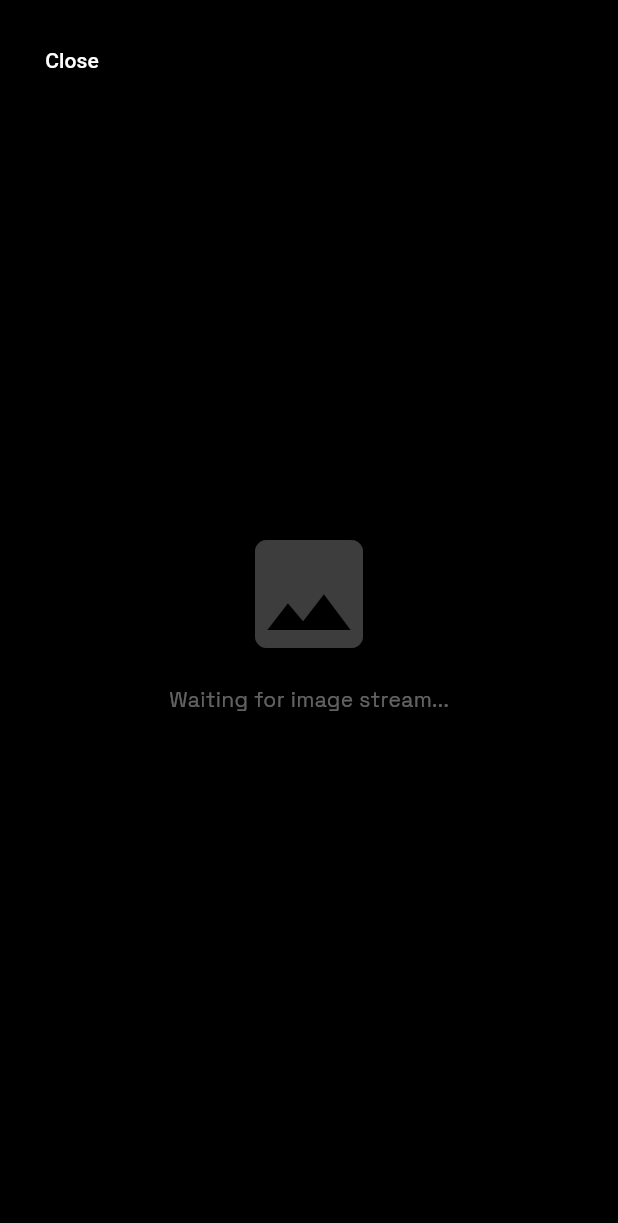
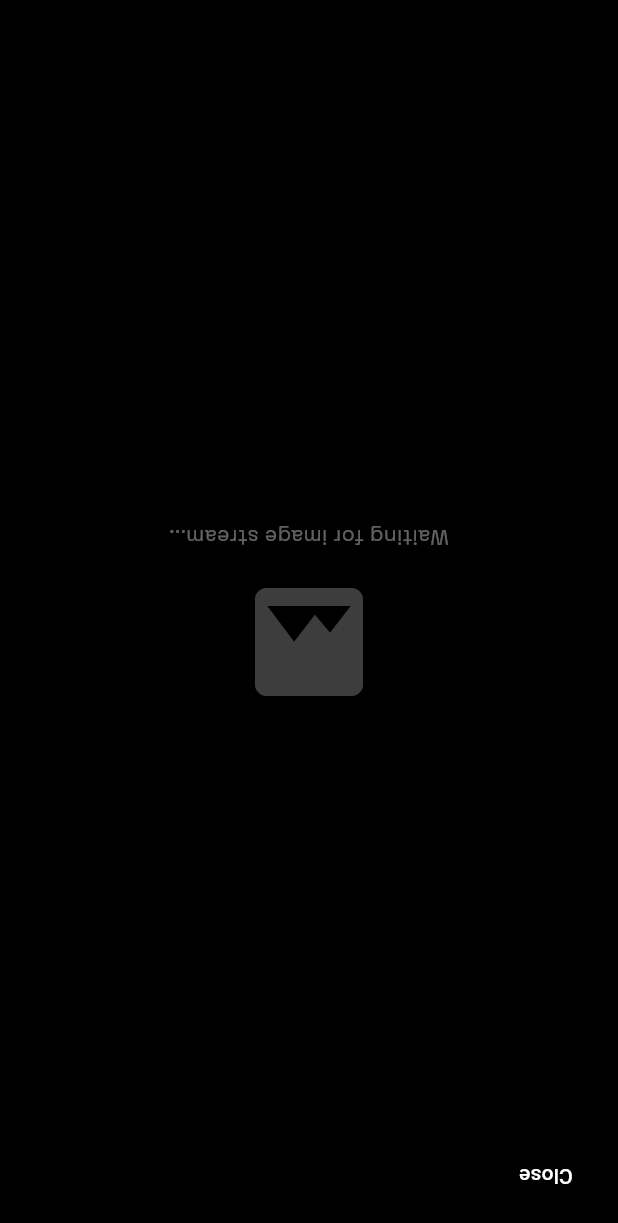
Before and after one commit to jerin77777/ebike, a Flutter app: the StreamViewWrapper widget shown alone on an empty page, opened directly, on a phone screen of 412 x 824 dp. Shown: the top 1223 px of the screen. Run offline on Flutter 3.47's test engine with Material 3 defaults, Android fonts, the phone set to English and light mode, and no system bars; our stand-ins replace google_fonts, rive, shelf; missing offline and left inert: rpi_gpio, shelf_router, window_manager.

```diff
--- a/lib/main.dart
+++ b/lib/main.dart
@@ -272,7 +272,6 @@ class _InterfaceState extends State<Interface> {
   // Selected tab state
   String _selectedTab = 'SPORT';
 
-
   // Show stream/fullscreen image
   bool _showStream = false;
 
@@ -330,7 +329,9 @@ class _InterfaceState extends State<Interface> {
     // Listen to Raspberry Pi light beam state
     try {
       lightController.stream.listen((String mode) {
-        final LightBeam next = (mode == 'high_beam') ? LightBeam.high : LightBeam.low;
+        final LightBeam next = (mode == 'high_beam')
+            ? LightBeam.high
+            : LightBeam.low;
         if (next != _beam) {
           setState(() => _beam = next);
         }
@@ -422,6 +423,8 @@ class _InterfaceState extends State<Interface> {
       child: Scaffold(
         backgroundColor: Colors.black,
         body: SafeArea(
+          child: Transform.rotate(
+            angle: pi, // 180 degrees rotation
             child: Stack(
               children: [
                 // If stream mode is on show StreamViewWrapper full screen, otherwise show the normal UI.
@@ -475,6 +478,7 @@ class _InterfaceState extends State<Interface> {
             ),
           ),
         ),
+      ),
     );
   }
 }
@@ -519,7 +523,9 @@ class _StreamViewWrapperState extends State<StreamViewWrapper> {
 
   @override
   Widget build(BuildContext context) {
-    return Stack(
+    return Transform.rotate(
+      angle: pi, // 180 degrees rotation to match main interface
+      child: Stack(
         children: [
           Positioned.fill(
             child: _latestBytes != null
@@ -571,6 +577,7 @@ class _StreamViewWrapperState extends State<StreamViewWrapper> {
             ),
           ),
         ],
+      ),
     );
   }
 }
```
Lines whose indentation alone changed are shown as unchanged.
